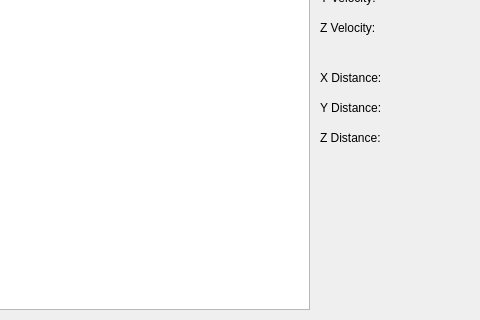
Above: ROV15/mainwindow.ui from youssefMagdy29/ROV-15 before the change; both pictures show x 520 to 1000 and y 190 to 510 of the 1000 by 510 pixel window. Below: the same form after it.
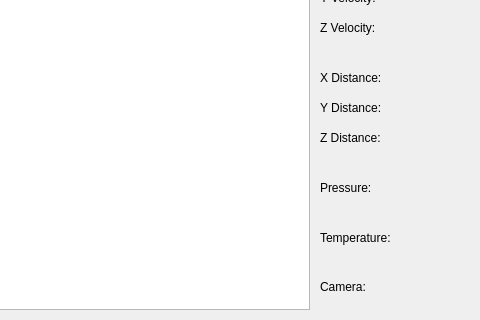
That is the form after the change.

Commit message: adding pressure, temperature to the form

The edit to the form file:
```diff
--- a/ROV15/mainwindow.ui
+++ b/ROV15/mainwindow.ui
@@ -525,6 +525,84 @@
      <string>Z Distance:</string>
     </property>
    </widget>
+   <widget class="QLabel" name="label_12">
+    <property name="geometry">
+     <rect>
+      <x>840</x>
+      <y>370</y>
+      <width>51</width>
+      <height>16</height>
+     </rect>
+    </property>
+    <property name="text">
+     <string>Pressure:</string>
+    </property>
+   </widget>
+   <widget class="QLabel" name="valuePressure">
+    <property name="geometry">
+     <rect>
+      <x>910</x>
+      <y>370</y>
+      <width>47</width>
+      <height>16</height>
+     </rect>
+    </property>
+    <property name="text">
+     <string/>
+    </property>
+   </widget>
+   <widget class="QLabel" name="label_13">
+    <property name="geometry">
+     <rect>
+      <x>840</x>
+      <y>420</y>
+      <width>71</width>
+      <height>16</height>
+     </rect>
+    </property>
+    <property name="text">
+     <string>Temperature:</string>
+    </property>
+   </widget>
+   <widget class="QLabel" name="valueTemperature">
+    <property name="geometry">
+     <rect>
+      <x>920</x>
+      <y>420</y>
+      <width>47</width>
+      <height>13</height>
+     </rect>
+    </property>
+    <property name="text">
+     <string/>
+    </property>
+   </widget>
+   <widget class="QLabel" name="label_14">
+    <property name="geometry">
+     <rect>
+      <x>840</x>
+      <y>470</y>
+      <width>47</width>
+      <height>13</height>
+     </rect>
+    </property>
+    <property name="text">
+     <string>Camera:</string>
+    </property>
+   </widget>
+   <widget class="QLabel" name="valueCamera">
+    <property name="geometry">
+     <rect>
+      <x>910</x>
+      <y>470</y>
+      <width>47</width>
+      <height>13</height>
+     </rect>
+    </property>
+    <property name="text">
+     <string/>
+    </property>
+   </widget>
   </widget>
  </widget>
  <layoutdefault spacing="6" margin="11"/>
```
The commit also changes 2 other files.
